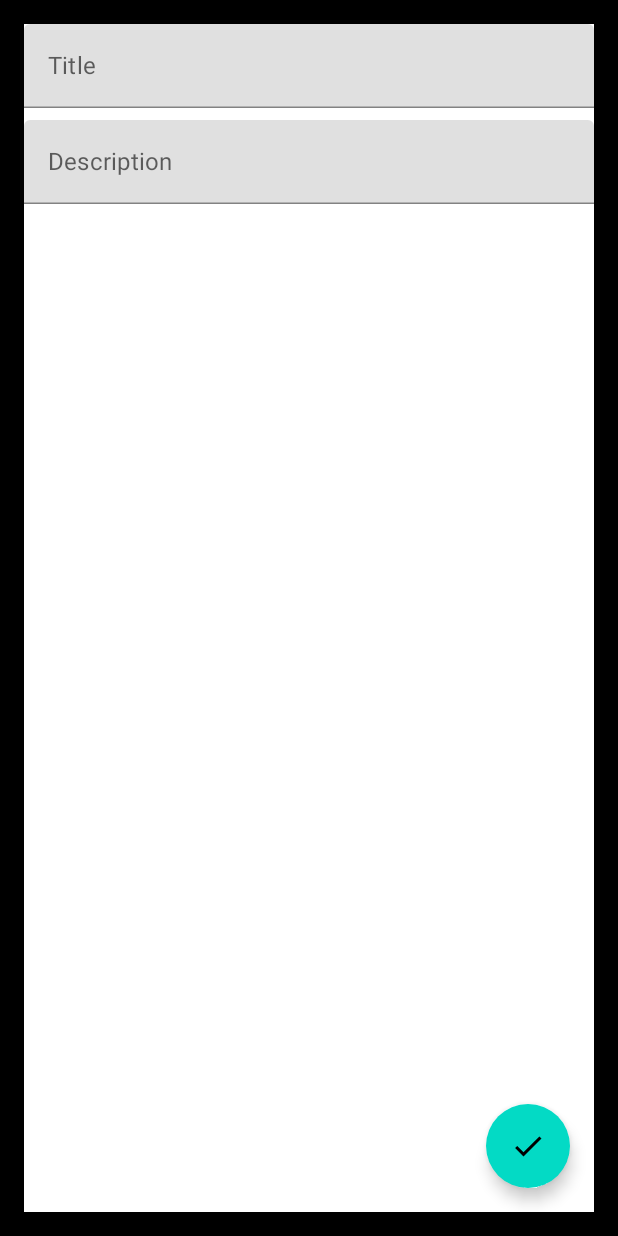
After one commit to wwaakkeelliifftt/todoMvvm, an Android app built with Jetpack Compose: the composable AddEditTodoScreen shown on its own in the app's theme, on a phone screen of 412 x 824 dp. The commit adds this screen. Run offline under Robolectric (Android 15) with nearby library versions, the phone set to English and light mode, and no system bars; our stand-ins replace Dagger/Hilt's generated code; 1 statement that could not run was skipped.

Commit message:
AddEdit screen ui + last fixes (#6)

```diff
--- /dev/null
+++ b/app/src/main/java/com/example/todomvvm/ui/add_edit_todo/AddEditTodoScreen.kt
@@ -0,0 +1,80 @@
+package com.example.todomvvm.ui.add_edit_todo
+
+import androidx.compose.foundation.background
+import androidx.compose.foundation.layout.*
+import androidx.compose.material.*
+import androidx.compose.material.icons.Icons
+import androidx.compose.material.icons.filled.Check
+import androidx.compose.runtime.Composable
+import androidx.compose.runtime.LaunchedEffect
+import androidx.compose.ui.Modifier
+import androidx.compose.ui.graphics.Color
+import androidx.compose.ui.unit.dp
+import androidx.hilt.navigation.compose.hiltViewModel
+import com.example.todomvvm.util.UiEvent
+import kotlinx.coroutines.flow.collect
+
+@Composable
+fun AddEditTodoScreen(
+    onPopBackStack: () -> Unit,
+    viewModel: AddEditTodoViewModel = hiltViewModel()
+) {
+    val scaffoldState = rememberScaffoldState()
+
+    LaunchedEffect(key1 = true) {
+        viewModel.uiEvent.collect { event ->
+            when (event) {
+                UiEvent.PopBackStack -> onPopBackStack()
+                is UiEvent.Navigate -> Unit
+                is UiEvent.ShowSnackBar ->
+                    scaffoldState.snackbarHostState.showSnackbar(
+                        message = event.message,
+                        actionLabel = event.action
+                    )
+            }
+        }
+    }
+    Scaffold(
+        scaffoldState = scaffoldState,
+        modifier = Modifier
+            .fillMaxSize()
+            .background(color = Color.Black)
+            .padding(16.dp),
+        floatingActionButton = {
+            FloatingActionButton(
+                onClick = { viewModel.onEvent(AddEditTodoEvent.OnSaveTodoClick) }
+            ) {
+                Icon(
+                    imageVector = Icons.Default.Check,
+                    contentDescription = "Save"
+                )
+            }
+        }
+    ) {
+        Column(
+            modifier = Modifier.fillMaxSize()
+        ) {
+            TextField(
+                value = viewModel.title,
+                onValueChange = {
+                    viewModel.onEvent(AddEditTodoEvent.OnTitleChange(title = it))
+                },
+                placeholder = { Text(text = "Title") },
+                modifier = Modifier.fillMaxWidth()
+            )
+            Spacer(modifier = Modifier.height(8.dp))
+            TextField(
+                value = viewModel.description,
+                onValueChange = {
+                    viewModel.onEvent(AddEditTodoEvent.OnDescriptionChange(description = it))
+                },
+                placeholder = { Text(text = "Description") },
+                modifier = Modifier.fillMaxWidth(),
+                singleLine = false,
+                maxLines = 5
+            )
+        }
+
+    }
+
+}
--- a/app/src/main/java/com/example/todomvvm/ui/todo_list/TodoListScreen.kt
+++ b/app/src/main/java/com/example/todomvvm/ui/todo_list/TodoListScreen.kt
@@ -64,7 +64,7 @@ fun TodoListScreen(
                     modifier = Modifier
                         .fillMaxWidth()
                         .clickable { viewModel.onEvent(TodoListEvent.OnTodoClick(todo = todoItem)) }
-                        .padding(16.dp)
+                        .padding(4.dp)
                 )
             }
         }
```
Also changed, not shown: app/src/main/java/com/example/todomvvm/MainActivity.kt (+34 -1 lines), app/src/main/java/com/example/todomvvm/ui/todo_list/TodoItem.kt (+7 -4 lines).
